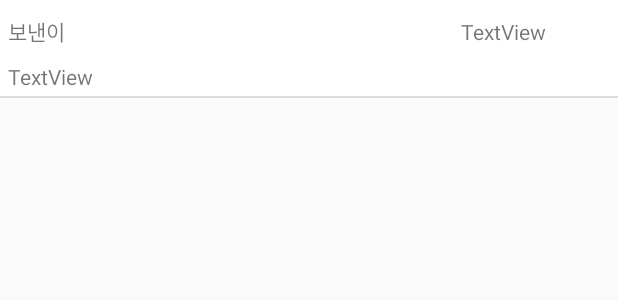
After one commit to HaeKang/DiaryProject, an Android app: the layout pagethree_item_list.xml on its own in the app's theme, with its tools: preview values and no code run, on a phone screen of 412 x 824 dp. The commit adds this screen. Shown: the top 300 px of the screen. Run offline under Robolectric (Android 15) with nearby library versions, the phone set to English and light mode, and no system bars.

Commit message:
layout수정

```diff
--- a/app/src/main/java/com/example/diaryproject/Fragment/Data.java
+++ b/app/src/main/java/com/example/diaryproject/Fragment/Data.java
@@ -9,6 +9,7 @@ public class Data {
     private String title;
     private String nickname;
     private String postid;
+    private String date;
 
     public String getTitle(){
         return title;
@@ -34,4 +35,8 @@ public class Data {
         this.postid = postid;
     }
 
+    public String getDate(){ return date;}
+
+    public void setDate(String date) { this.date = date;}
+
 }
--- a/app/src/main/java/com/example/diaryproject/Fragment/PageOneFragment.java
+++ b/app/src/main/java/com/example/diaryproject/Fragment/PageOneFragment.java
@@ -58,6 +58,7 @@ public class PageOneFragment extends Fragment {
     private static final String TAG_NICKNAME ="nickname";
     private static final String TAG_TITLE = "title";
     private static final String TAG_POSTID ="post_id";
+    private static final String TAG_DATE ="date";
     String mJsonString;
 
 
@@ -123,11 +124,13 @@ public class PageOneFragment extends Fragment {
         List<String> listTitle = new ArrayList<>();
         List<String> listNick = new ArrayList<>();
         List<String> listpostid = new ArrayList<>();
+        List<String> listdate = new ArrayList<>();
 
         for (int i = 0; i < mArrayList.size(); i++) {
             listTitle.add(mArrayList.get(i).get(TAG_TITLE));
             listNick.add(mArrayList.get(i).get(TAG_NICKNAME));
             listpostid.add(mArrayList.get(i).get(TAG_POSTID));
+            listdate.add(mArrayList.get(i).get(TAG_DATE));
         }
 
 
@@ -136,6 +139,7 @@ public class PageOneFragment extends Fragment {
             data.setTitle(listTitle.get(i));
             data.setNickname(listNick.get(i));
             data.setPostid(listpostid.get(i));
+            data.setDate(listdate.get(i));
             mAdapter.addItem(data);
         }
 
@@ -278,10 +282,12 @@ public class PageOneFragment extends Fragment {
                     String title = item.getString(TAG_TITLE);
                     int post_id  = item.getInt(TAG_POSTID);
                     String postId = Integer.toString(post_id);
+                    String date = item.getString(TAG_DATE);
 
                     hashMap.put(TAG_NICKNAME, nickname);
                     hashMap.put(TAG_TITLE, title);
                     hashMap.put(TAG_POSTID,postId);
+                    hashMap.put(TAG_DATE, date);
 
                     mArrayList.add(hashMap);
                 }
--- a/app/src/main/java/com/example/diaryproject/Fragment/RecyclerAdapter.java
+++ b/app/src/main/java/com/example/diaryproject/Fragment/RecyclerAdapter.java
@@ -58,7 +58,7 @@ public class RecyclerAdapter extends RecyclerView.Adapter<RecyclerAdapter.ItemVi
         void onBind(Data data){
             t1.setText(data.getTitle());
             t2.setText(data.getNickname());
-            t3.setText(data.getPostid());
+            t3.setText(data.getDate());
         }
 
     }
--- a/app/src/main/java/com/example/diaryproject/Fragment/RecyclerAdapterTwo.java
+++ b/app/src/main/java/com/example/diaryproject/Fragment/RecyclerAdapterTwo.java
@@ -56,7 +56,7 @@ public class RecyclerAdapterTwo extends RecyclerView.Adapter<RecyclerAdapterTwo.
         void onBind(Data data){
             t1.setText(data.getTitle());
             t2.setText(data.getNickname());
-            t3.setText(data.getPostid());
+            t3.setText(data.getDate());
         }
 
     }
--- a/app/src/main/res/layout/activity_sign_in.xml
+++ b/app/src/main/res/layout/activity_sign_in.xml
@@ -13,14 +13,14 @@
         android:layout_height="0dp"
         android:layout_marginStart="8dp"
         android:layout_marginLeft="8dp"
+        android:layout_marginTop="15dp"
         android:layout_marginEnd="8dp"
         android:layout_marginRight="8dp"
-        android:layout_marginBottom="75dp"
         app:cardCornerRadius="10dp"
         app:cardElevation="5dp"
-        app:layout_constraintBottom_toBottomOf="parent"
         app:layout_constraintEnd_toEndOf="parent"
-        app:layout_constraintStart_toStartOf="parent">
+        app:layout_constraintStart_toStartOf="parent"
+        app:layout_constraintTop_toBottomOf="@+id/imageView2">
 
         <LinearLayout
             android:layout_width="match_parent"
--- a/app/src/main/res/layout/pageone_item_list.xml
+++ b/app/src/main/res/layout/pageone_item_list.xml
@@ -5,7 +5,7 @@
     android:layout_width="match_parent"
     android:layout_height="wrap_content"
     android:layout_marginBottom="5dp"
-    android:background="@color/colorPrimary"
+    android:background="@drawable/stroke_down"
     android:padding="8dp">
 
     <TextView
--- /dev/null
+++ b/app/src/main/res/layout/pagethree_item_list.xml
@@ -0,0 +1,38 @@
+<?xml version="1.0" encoding="utf-8"?>
+<LinearLayout xmlns:android="http://schemas.android.com/apk/res/android"
+    android:layout_width="match_parent"
+    android:layout_height="wrap_content"
+    android:background="@drawable/stroke_down"
+    android:orientation="vertical">
+
+    <LinearLayout
+        android:layout_width="match_parent"
+        android:layout_height="wrap_content"
+        android:orientation="horizontal">
+
+        <TextView
+            android:id="@+id/send_id"
+            android:layout_width="302dp"
+            android:layout_height="wrap_content"
+            android:layout_marginLeft="5dp"
+            android:layout_marginTop="10dp"
+            android:text="보낸이" />
+
+        <TextView
+            android:id="@+id/recv_date"
+            android:layout_width="wrap_content"
+            android:layout_height="wrap_content"
+            android:layout_marginTop="10dp"
+            android:text="TextView" />
+    </LinearLayout>
+
+    <TextView
+        android:id="@+id/content_note"
+        android:layout_width="match_parent"
+        android:layout_height="wrap_content"
+        android:layout_marginLeft="5dp"
+        android:layout_marginTop="10dp"
+        android:layout_marginBottom="5dp"
+        android:text="TextView" />
+
+</LinearLayout>
```
Also changed, not shown: app/src/main/java/com/example/diaryproject/Fragment/PageTwoFragment.java (+8 -0 lines).
